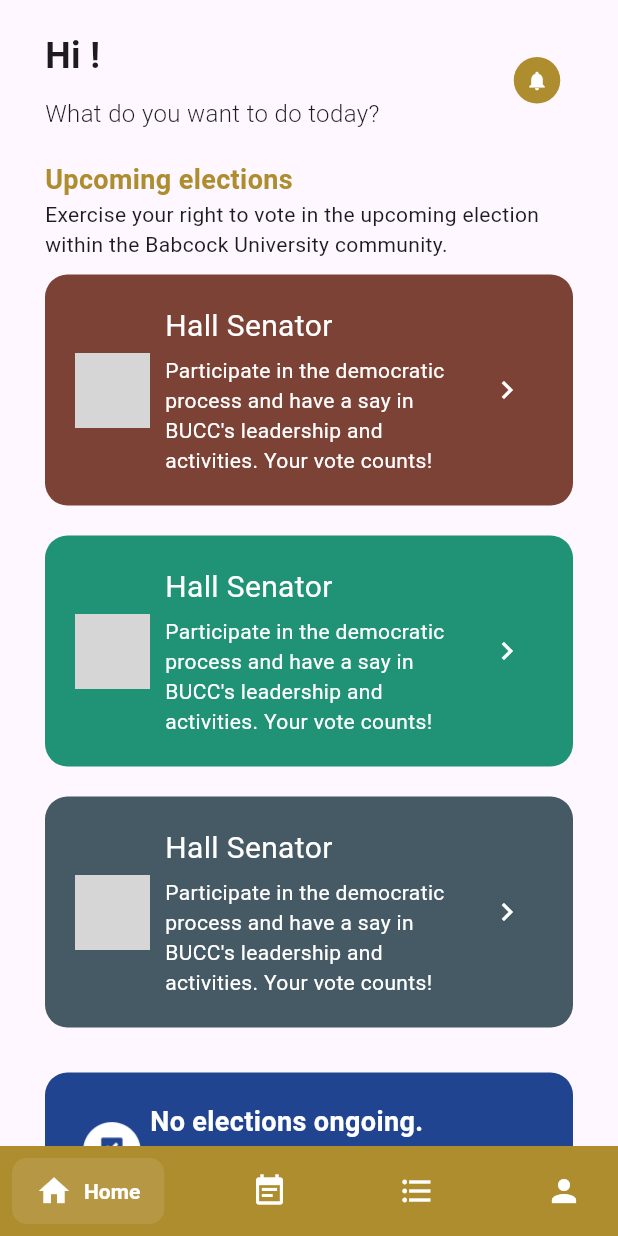
After one commit to mik3yyy/Ballot, a Flutter app: the MainScreen screen opened by its route, on a phone screen of 412 x 824 dp. The commit adds this screen. Run offline on Flutter 3.47's test engine with Material 3 defaults, Android fonts, the phone set to English and light mode, and no system bars; drawn by our look-alikes of salomon_bottom_bar; our stand-ins replace google_fonts, google_sign_in, loading_animation_widget, smooth_page_indicator; accounts and stored records are empty; network calls fail; grey boxes are pictures that could not be loaded.

Commit message:
home screen

```diff
--- a/lib/authentication_screen/signin_screen/signin_screen.dart
+++ b/lib/authentication_screen/signin_screen/signin_screen.dart
@@ -1,6 +1,11 @@
 import 'package:ballot/settings/constants.dart';
 import 'package:flutter/material.dart';
 import 'package:google_sign_in/google_sign_in.dart';
+import 'package:provider/provider.dart';
+
+import '../../provider/user_provider.dart';
+import '../../model/user_model.dart';
+import '../../screens/main_screen.dart';
 
 class SignInScreen extends StatefulWidget {
   const SignInScreen({super.key});
@@ -20,6 +25,21 @@ class _SignInScreenState extends State<SignInScreen> {
     try {
       var res = await _googleSignIn.signIn();
       print(res);
+
+      // Create a UserModel instance
+      UserModel user = UserModel(
+        displayName: res?.displayName ?? 'N/A',
+        email: res!.email,
+        id: res.id,
+        photoUrl: res.photoUrl,
+        serverAuthCode: res.serverAuthCode,
+      );
+
+      // Set user in the provider
+      Provider.of<UserProvider>(context, listen: false).setUser(user);
+
+      // push to the home screen
+      Navigator.pushReplacementNamed(context, MainScreen.id);
     } catch (error) {
       print(error);
     }
--- a/lib/main.dart
+++ b/lib/main.dart
@@ -2,9 +2,20 @@ import 'package:ballot/authentication_screen/signin_screen/signin_screen.dart';
 import 'package:ballot/onboarding_screen/onboarding_screen.dart';
 import 'package:ballot/splash_screen/splash_screen.dart';
 import 'package:flutter/material.dart';
+import 'package:provider/provider.dart';
+import './provider/user_provider.dart';
+import 'screens/main_screen.dart';
 
 void main() {
-  runApp(const MyApp());
+  runApp(
+    MultiProvider(
+      providers: [
+        ChangeNotifierProvider(create: (context) => UserProvider()),
+        // You can add more providers here in the future as needed.
+      ],
+      child: const MyApp(),
+    ),
+  );
 }
 
 class MyApp extends StatelessWidget {
@@ -25,7 +36,8 @@ class MyApp extends StatelessWidget {
       routes: {
         SplashScreen.id: (context) => SplashScreen(),
         OnboardingScreen.id: (context) => OnboardingScreen(),
-        SignInScreen.id: (context) => SignInScreen()
+        SignInScreen.id: (context) => SignInScreen(),
+        MainScreen.id: (context) => MainScreen()
       },
     );
   }
--- /dev/null
+++ b/lib/model/user_model.dart
@@ -0,0 +1,11 @@
+// A model for saving the user's infromation from google
+
+class UserModel {
+  final String displayName;
+  final String email;
+  final String id;
+  final String? photoUrl;
+  final String? serverAuthCode;
+
+  UserModel({required this.displayName, required this.email, required this.id, this.photoUrl, this.serverAuthCode});
+}
--- /dev/null
+++ b/lib/provider/user_provider.dart
@@ -0,0 +1,15 @@
+// provider for the user data being fetched from google
+
+import 'package:flutter/material.dart';
+import '../model/user_model.dart';
+
+class UserProvider with ChangeNotifier {
+  UserModel? _user;
+
+  UserModel? get user => _user;
+
+  void setUser(UserModel user) {
+    _user = user;
+    notifyListeners();
+  }
+}
--- /dev/null
+++ b/lib/screens/event_screen.dart
@@ -0,0 +1,12 @@
+import 'package:flutter/material.dart';
+
+class EventScreen extends StatelessWidget {
+  const EventScreen({super.key});
+
+  @override
+  Widget build(BuildContext context) {
+    return const Center(
+      child: Text('Event Screen'),
+    );
+  }
+}
--- /dev/null
+++ b/lib/screens/home_screen.dart
@@ -0,0 +1,138 @@
+import 'package:flutter/material.dart';
+import 'package:provider/provider.dart';
+
+import '../model/user_model.dart';
+import '../provider/user_provider.dart';
+import '../widgets/election.dart';
+import '../widgets/no_election.dart';
+import 'screen_constants.dart';
+
+class HomeScreen extends StatelessWidget {
+  HomeScreen({super.key});
+
+  final List<Map<dynamic, dynamic>> upcomingElections = [
+    {
+      'title': 'Hall Senator',
+      'description':
+          'Participate in the democratic process and have a say in BUCC\'s leadership and activities. Your vote counts!',
+      'icon_link': hall_senator_icon_link
+    },
+    {
+      'title': 'Hall Senator',
+      'description':
+          'Participate in the democratic process and have a say in BUCC\'s leadership and activities. Your vote counts!',
+      'icon_link': hall_senator_icon_link
+    },
+    {
+      'title': 'Hall Senator',
+      'description':
+          'Participate in the democratic process and have a say in BUCC\'s leadership and activities. Your vote counts!',
+      'icon_link': hall_senator_icon_link
+    },
+  ];
+
+  final List<Map<dynamic, dynamic>> ongoingElections = [
+    // {
+    //   'title': 'Hall Senator',
+    //   'description':
+    //       'Participate in the democratic process and have a say in BUCC\'s leadership and activities. Your vote counts!',
+    //   'icon_link': hall_senator_icon_link
+    // },
+  ];
+
+  @override
+  Widget build(BuildContext context) {
+    UserModel? user = Provider.of<UserProvider>(context).user;
+
+    return Container(
+      margin: const EdgeInsets.only(
+        left: 30,
+        right: 30,
+        top: 20,
+      ),
+      child: SingleChildScrollView(
+        child: Column(
+          crossAxisAlignment: CrossAxisAlignment.start,
+          children: [
+            Row(
+              mainAxisAlignment: MainAxisAlignment.spaceBetween,
+              children: [
+                Expanded(
+                  child: Column(
+                    crossAxisAlignment: CrossAxisAlignment.start,
+                    children: [
+                      Text(
+                        'Hi ${user?.displayName}!',
+                        style: const TextStyle(
+                          fontSize: 24,
+                          fontWeight: FontWeight.bold,
+                        ),
+                        overflow: TextOverflow
+                            .ellipsis, // Optional: prevent text overflow
+                      ),
+                      const SizedBox(
+                        height: 10,
+                      ),
+                      const Text(
+                        'What do you want to do today?',
+                        style: TextStyle(
+                          fontSize: 16,
+                          fontWeight: FontWeight.w300,
+                        ),
+                      ),
+                    ],
+                  ),
+                ),
+                IconButton(
+                  constraints: const BoxConstraints(
+                    minWidth: 24,
+                    minHeight: 24,
+                  ),
+                  iconSize: 15,
+                  style: ButtonStyle(
+                    backgroundColor: MaterialStateProperty.all(
+                      const Color(0xffAE8D2F),
+                    ),
+                  ),
+                  onPressed: () {},
+                  icon: const Icon(
+                    Icons.notifications,
+                    color: Colors.white,
+                  ),
+                ),
+              ],
+            ),
+            const SizedBox(
+              height: 20,
+            ),
+            upcomingElections.isNotEmpty
+                ? Election(
+                  title: 'Upcoming elections',
+                  description: 'Exercise your right to vote in the upcoming election within the Babcock University community.',
+                  elections: upcomingElections,
+                )
+                : const NoElection(
+                    title: 'No elections coming up.',
+                    description:
+                        'Stay tuned for upcoming election announcements.',
+                  ),
+            const SizedBox(
+              height: 20,
+            ),
+            ongoingElections.isNotEmpty
+                ? Election(
+                  title: 'Ongoing elections',
+                  description: 'Exercise your right to vote in the ongoing election within the Babcock University community.',
+                  elections: ongoingElections,
+                )
+                : const NoElection(
+                    title: 'No elections ongoing.',
+                    description:
+                        'Stay tuned for ongoing election announcements.',
+                  ),
+          ],
+        ),
+      ),
+    );
+  }
+}
--- /dev/null
+++ b/lib/screens/main_screen.dart
@@ -0,0 +1,87 @@
+import 'package:flutter/material.dart';
+import 'package:provider/provider.dart';
+import 'package:salomon_bottom_bar/salomon_bottom_bar.dart';
+
+import 'event_screen.dart';
+import 'home_screen.dart';
+import 'profile_screen.dart';
+import 'task_screen.dart';
+
+class MainScreen extends StatefulWidget {
+  const MainScreen({super.key});
+  static String id = '/home-screen';
+
+  @override
+  State<MainScreen> createState() => _MainScreenState();
+}
+
+class _MainScreenState extends State<MainScreen> {
+  var _currentIndex = 0;
+
+  // Method to select the widget based on the current index
+  Widget _getSelectedWidget(int index) {
+    switch (index) {
+      case 0:
+        return HomeScreen();
+      case 1:
+        return EventScreen();
+      case 2:
+        return TaskScreen();
+      case 3:
+        return ProfileScreen();
+      default:
+        return HomeScreen();
+    }
+  }
+
+  @override
+  Widget build(BuildContext context) {
+
+    return SafeArea(
+      child: Scaffold(
+        body: _getSelectedWidget(_currentIndex),
+        bottomNavigationBar: SalomonBottomBar(
+          currentIndex: _currentIndex,
+          onTap: (i) => setState(() => _currentIndex = i),
+          backgroundColor: const Color(0xffAE8D2F),
+          unselectedItemColor: Colors.white,
+          curve: Curves.bounceOut,
+          itemShape: const RoundedRectangleBorder(
+            borderRadius: BorderRadius.all(
+              Radius.circular(10),
+            ),
+          ),
+          items: [
+            /// Home
+            SalomonBottomBarItem(
+              icon: const Icon(Icons.home),
+              title: const Text("Home"),
+              selectedColor: Colors.white,
+            ),
+
+            /// Likes
+            SalomonBottomBarItem(
+              icon: const Icon(Icons.event_note),
+              title: const Text("Events"),
+              selectedColor: Colors.white,
+            ),
+
+            /// Search
+            SalomonBottomBarItem(
+              icon: const Icon(Icons.format_list_bulleted),
+              title: const Text("Tasks"),
+              selectedColor: Colors.white,
+            ),
+
+            /// Profile
+            SalomonBottomBarItem(
+              icon: const Icon(Icons.person),
+              title: const Text("Profile"),
+              selectedColor: Colors.white,
+            ),
+          ],
+        ),
+      ),
+    );
+  }
+}
--- /dev/null
+++ b/lib/screens/profile_screen.dart
@@ -0,0 +1,12 @@
+import 'package:flutter/material.dart';
+
+class ProfileScreen extends StatelessWidget {
+  const ProfileScreen({super.key});
+
+  @override
+  Widget build(BuildContext context) {
+    return const Center(
+      child: Text('Profile Screen'),
+    );
+  }
+}
--- /dev/null
+++ b/lib/screens/screen_constants.dart
@@ -0,0 +1 @@
+const hall_senator_icon_link = 'https://th.bing.com/th?id=OIP.ZjWGBPoRd-zD8247yg5nAgHaHa&w=250&h=250&c=8&rs=1&qlt=90&o=6&dpr=1.3&pid=3.1&rm=2';
--- /dev/null
+++ b/lib/screens/task_screen.dart
@@ -0,0 +1,12 @@
+import 'package:flutter/material.dart';
+
+class TaskScreen extends StatelessWidget {
+  const TaskScreen({super.key});
+
+  @override
+  Widget build(BuildContext context) {
+    return const Center(
+      child: Text('Task Screen'),
+    );
+  }
+}
--- /dev/null
+++ b/lib/widgets/election.dart
@@ -0,0 +1,100 @@
+import 'package:flutter/material.dart';
+
+class Election extends StatelessWidget {
+  const Election({
+    super.key,
+    required this.title,
+    required this.description,
+    required this.elections,
+  });
+
+  final String title;
+  final String description;
+  final List<Map> elections;
+
+  Color _getColorForIndex(int index) {
+    const List<Color> colors = [
+      Color(0xff7C4236), // First color
+      Color(0xff209276), // Second color
+      Color(0xff455A64), // Third color
+    ];
+    return colors[index % colors.length];
+  }
+
+  @override
+  Widget build(BuildContext context) {
+    return Column(
+      crossAxisAlignment: CrossAxisAlignment.start,
+      children: [
+        Text(
+          title,
+          style: const TextStyle(
+            color: Color(0xffAE8D2F),
+            fontSize: 18.0,
+            fontWeight: FontWeight.bold,
+          ),
+        ),
+        Text(description),
+        ...elections.asMap().entries.map((entry) {
+          int index = entry.key;
+          Map e = entry.value;
+          return Container(
+            padding: const EdgeInsets.all(20),
+            margin: const EdgeInsets.symmetric(vertical: 10),
+            decoration: BoxDecoration(
+              color: _getColorForIndex(index),
+              borderRadius: BorderRadius.circular(15),
+            ),
+            child: Row(
+              children: [
+                SizedBox(
+                  height: 50,
+                  width: 50,
+                  child: ClipOval(
+                    child: Image.network(
+                      e['icon_link'],
+                      fit: BoxFit.cover,
+                    ),
+                  ),
+                ),
+                const SizedBox(
+                  width: 10,
+                ),
+                Expanded(
+                  child: Column(
+                    crossAxisAlignment: CrossAxisAlignment.start,
+                    children: [
+                      Text(
+                        e['title'],
+                        style: const TextStyle(
+                          color: Colors.white,
+                          fontSize: 20
+                        ),
+                      ),
+                      const SizedBox(
+                        height: 5,
+                      ),
+                      Text(
+                        e['description'],
+                        style: const TextStyle(
+                          color: Colors.white,
+                        ),
+                      ),
+                    ],
+                  ),
+                ),
+                IconButton(
+                  onPressed: () {},
+                  icon: const Icon(
+                    Icons.navigate_next,
+                    color: Colors.white,
+                  ),
+                ),
+              ],
+            ),
+          );
+        }).toList(),
+      ],
+    );
+  }
+}
--- /dev/null
+++ b/lib/widgets/no_election.dart
@@ -0,0 +1,56 @@
+import 'package:flutter/material.dart';
+
+class NoElection extends StatelessWidget {
+  const NoElection({
+    super.key,
+    required this.title,
+    required this.description,
+  });
+
+  final String title;
+  final String description;
+
+  @override
+  Widget build(BuildContext context) {
+    return Container(
+      decoration: BoxDecoration(
+        color: const Color(0xff20448F),
+        borderRadius: BorderRadius.circular(15)
+      ),
+      padding: const EdgeInsets.all(20),
+      child: Row(
+        children: [
+          SizedBox(
+            width: 50,
+            height: 50,
+            child: ClipOval(
+              child: Image.asset('assets/images/home/election_icon.PNG',
+                  fit: BoxFit.cover),
+            ),
+          ),
+          Expanded(
+            child: Column(
+              crossAxisAlignment: CrossAxisAlignment.start,
+              children: [
+                Text(
+                  title,
+                  style: const TextStyle(
+                    color: Colors.white,
+                    fontSize: 18.0,
+                    fontWeight: FontWeight.bold
+                  ),
+                ),
+                Text(
+                  description,
+                  style: const TextStyle(
+                    color: Colors.white,
+                  ),
+                ),
+              ],
+            ),
+          ),
+        ],
+      ),
+    );
+  }
+}
--- a/pubspec.yaml
+++ b/pubspec.yaml
@@ -36,6 +36,7 @@ dependencies:
   # Use with the CupertinoIcons class for iOS style icons.
   cupertino_icons: ^1.0.2
   google_sign_in: ^6.1.6
+  salomon_bottom_bar: ^3.3.2
 
 dev_dependencies:
   flutter_test:
@@ -71,6 +72,7 @@ flutter:
     - assets/images/
     - assets/images/onboarding/
     - assets/images/auth/
+    - assets/images/home/
 
 
 
```
Also changed, not shown: assets/images/home/election_icon.PNG (added), pubspec.lock, 6 other files.
